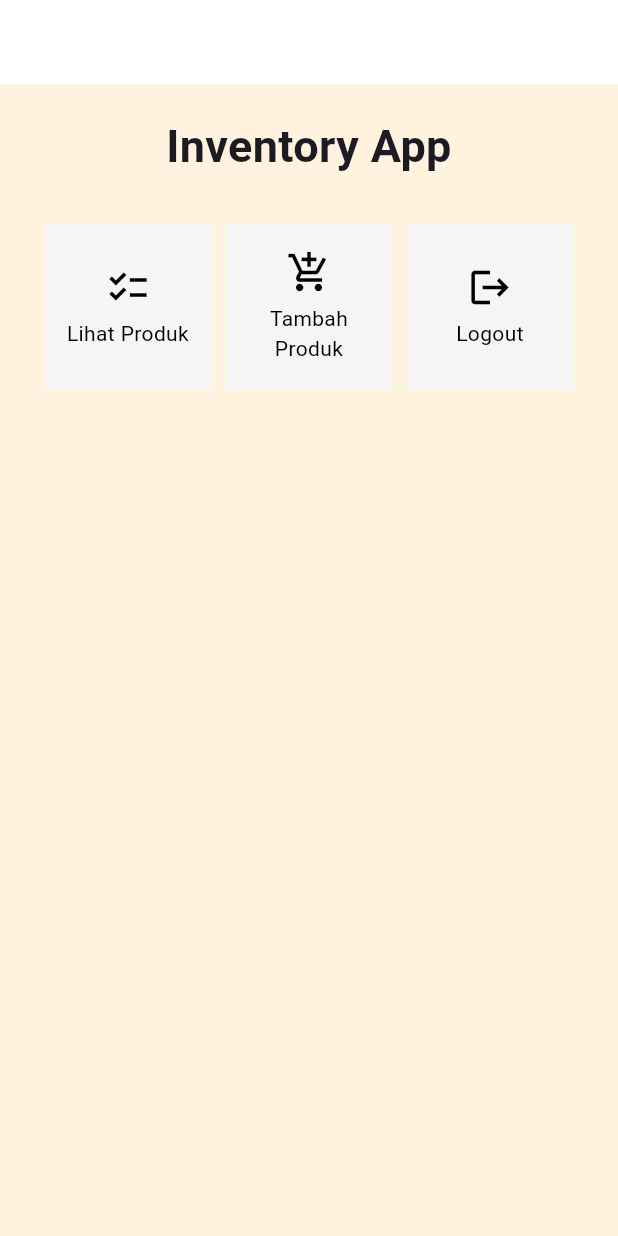
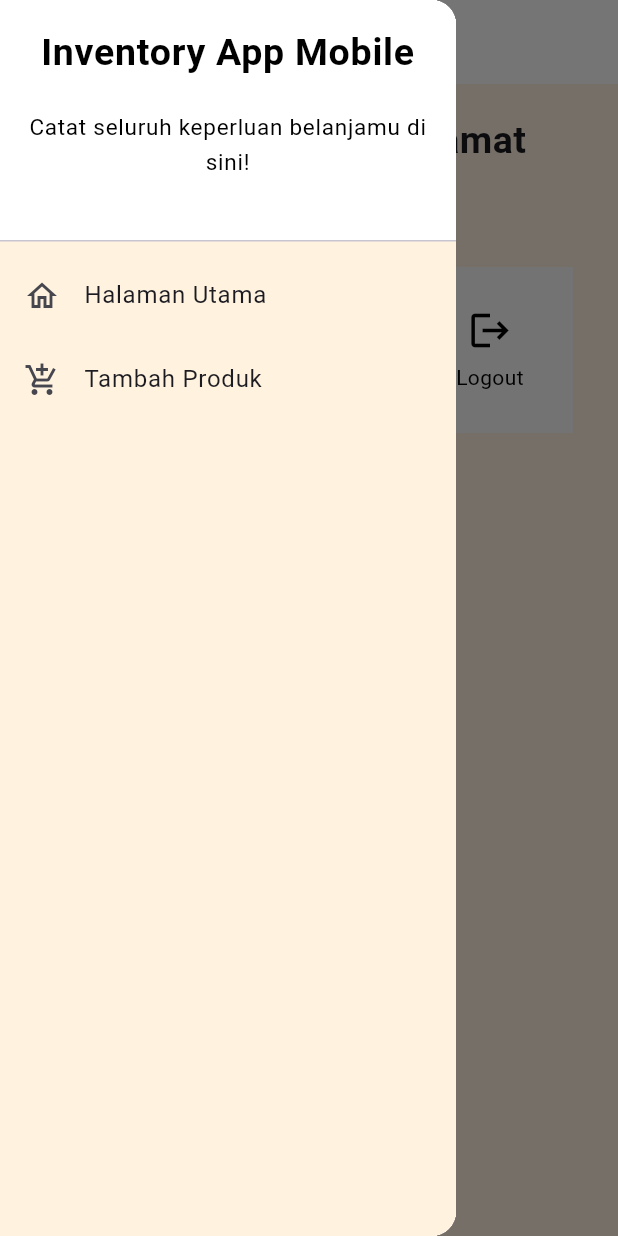
Before and after one commit to acasalaka/Inventory_App_Mobile, a Flutter app: the screen it shows after launch, with the side drawer open (before the commit the screen has no drawer), on a phone screen of 412 x 824 dp. Run offline on Flutter 3.47's test engine with Material 2 defaults, Android fonts, the phone set to English and light mode, and no system bars.

Commit message:
Mengerjakan tugas08

```diff
--- a/inventory_app_mobile/lib/main.dart
+++ b/inventory_app_mobile/lib/main.dart
@@ -1,5 +1,5 @@
 import 'package:flutter/material.dart';
-import 'package:inventory_app_mobile/menu.dart';
+import 'package:inventory_app_mobile/screens/menu.dart';
 
 void main() {
   runApp(const MyApp());
--- a/inventory_app_mobile/lib/menu.dart
+++ b/inventory_app_mobile/lib/screens/menu.dart
@@ -1,4 +1,6 @@
 import 'package:flutter/material.dart';
+import 'package:inventory_app_mobile/widgets/left_drawer.dart';
+import 'package:inventory_app_mobile/widgets/shop_card.dart';
 
 class MyHomePage extends StatelessWidget {
   MyHomePage({Key? key}) : super(key: key);
@@ -12,17 +14,15 @@ class MyHomePage extends StatelessWidget {
   @override
   Widget build(BuildContext context) {
     return Scaffold(
-    // Overall app
-    backgroundColor:Colors.orange[50], // Mengubah background color dari overall app
+      backgroundColor: Colors.orange[50],
       appBar: AppBar(
         title: const Text(
-          'Shopping List',
-          style: TextStyle(
-            color: Colors.white,
-          ),
+            'Inventory App Mobile',
+            style: const TextStyle(color: Colors.black)
         ),
-        backgroundColor:Colors.white,
+        backgroundColor: Colors.white,
       ),
+      drawer: const LeftDrawer(),
       body: SingleChildScrollView(
         // Widget wrapper yang dapat discroll
         child: Padding(
@@ -34,10 +34,10 @@ class MyHomePage extends StatelessWidget {
                 padding: EdgeInsets.only(top: 10.0, bottom: 10.0),
                 // Widget Text untuk menampilkan tulisan dengan alignment center dan style yang sesuai
                 child: Text(
-                  'Inventory App', // Text yang menandakan toko
+                  'Selamat Datang! Selamat Berbelanja!', // Text yang menandakan toko
                   textAlign: TextAlign.center,
                   style: TextStyle(
-                    fontSize: 30,
+                    fontSize: 25,
                     fontWeight: FontWeight.bold,
                   ),
                 ),
@@ -70,48 +70,3 @@ class ShopItem {
 
   ShopItem(this.name, this.icon);
 }
-
-class ShopCard extends StatelessWidget {
-  final ShopItem item;
-
-  const ShopCard(this.item, {super.key}); // Constructor
-
-  @override
-  Widget build(BuildContext context) {
-    return Material(
-      color: Colors.grey[100],
-      child: InkWell(
-        // Area responsive terhadap sentuhan
-        onTap: () {
-          // Memunculkan SnackBar ketika diklik
-          ScaffoldMessenger.of(context)
-            ..hideCurrentSnackBar()
-            ..showSnackBar(SnackBar(
-                content: Text("Kamu telah menekan tombol ${item.name}!")));
-        },
-        child: Container(
-          // Container untuk menyimpan Icon dan Text
-          padding: const EdgeInsets.all(8),
-          child: Center(
-            child: Column(
-              mainAxisAlignment: MainAxisAlignment.center,
-              children: [
-                Icon(
-                  item.icon,
-                  color: Colors.black,
-                  size: 30.0,
-                ),
-                const Padding(padding: EdgeInsets.all(3)),
-                Text(
-                  item.name,
-                  textAlign: TextAlign.center,
-                  style: const TextStyle(color: Colors.black),
-                ),
-              ],
-            ),
-          ),
-        ),
-      ),
-    );
-  }
-}
--- /dev/null
+++ b/inventory_app_mobile/lib/widgets/left_drawer.dart
@@ -0,0 +1,71 @@
+import 'package:flutter/material.dart';
+import 'package:inventory_app_mobile/screens/menu.dart';
+import 'package:inventory_app_mobile/screens/shoplist_form.dart';
+
+class LeftDrawer extends StatelessWidget {
+  const LeftDrawer({super.key});
+
+  @override
+  Widget build(BuildContext context) {
+    return Drawer(
+      child: Container(
+        color: Colors.orange[50],
+        child: ListView(
+          children: [
+            const DrawerHeader(
+              decoration: BoxDecoration(
+                color: Colors.white,
+              ),
+              child: Column(
+                children: [
+                  Text(
+                    'Inventory App Mobile',
+                    textAlign: TextAlign.center,
+                    style: TextStyle(
+                      fontSize: 25,
+                      fontWeight: FontWeight.bold,
+                      color: Colors.black,
+                    ),
+                  ),
+                  Padding(padding: EdgeInsets.all(10)),
+                  Text("Catat seluruh keperluan belanjamu di sini!",
+                    textAlign: TextAlign.center,
+                    style: TextStyle(
+                      fontSize: 15,
+                      fontWeight: FontWeight.normal,
+                      color: Colors.black,
+                    ),
+                  ),
+                ],
+              ),
+            ),
+            ListTile(
+              leading: const Icon(Icons.home_outlined),
+              title: const Text('Halaman Utama'),
+              // Bagian redirection ke MyHomePage
+              onTap: () {
+                Navigator.pushReplacement(
+                    context,
+                    MaterialPageRoute(
+                      builder: (context) => MyHomePage(),
+                    ));
+              },
+            ),
+            ListTile(
+              leading: const Icon(Icons.add_shopping_cart),
+              title: const Text('Tambah Produk'),
+              // Bagian redirection ke ShopFormPage
+              onTap: () {
+                Navigator.pushReplacement(
+                    context,
+                    MaterialPageRoute(
+                      builder: (context) => const ShopFormPage(),
+                    ));
+              },
+            ),
+          ],
+        ),
+      ),
+    );
+  }
+}
--- /dev/null
+++ b/inventory_app_mobile/lib/widgets/shop_card.dart
@@ -0,0 +1,53 @@
+import 'package:flutter/material.dart';
+import 'package:inventory_app_mobile/screens/shoplist_form.dart';
+import 'package:inventory_app_mobile/screens/menu.dart';
+
+class ShopCard extends StatelessWidget {
+  final ShopItem item;
+
+  const ShopCard(this.item, {super.key}); // Constructor
+
+  @override
+  Widget build(BuildContext context) {
+    return Material(
+      color: Colors.grey[50],
+      child: InkWell(
+        // Area responsive terhadap sentuhan
+        onTap: () {
+          // Memunculkan SnackBar ketika diklik
+          ScaffoldMessenger.of(context)
+            ..hideCurrentSnackBar()
+            ..showSnackBar(SnackBar(
+                content: Text("Kamu telah menekan tombol ${item.name}!")));
+          // Navigate ke route yang sesuai (tergantung jenis tombol)
+          if (item.name == "Tambah Produk") {
+            Navigator.push(context,
+                MaterialPageRoute(builder: (context) => const ShopFormPage()));
+          }
+        },
+        child: Container(
+          // Container untuk menyimpan Icon dan Text
+          padding: const EdgeInsets.all(8),
+          child: Center(
+            child: Column(
+              mainAxisAlignment: MainAxisAlignment.center,
+              children: [
+                Icon(
+                  item.icon,
+                  color: Colors.black,
+                  size: 30.0,
+                ),
+                const Padding(padding: EdgeInsets.all(3)),
+                Text(
+                  item.name,
+                  textAlign: TextAlign.center,
+                  style: const TextStyle(color: Colors.black),
+                ),
+              ],
+            ),
+          ),
+        ),
+      ),
+    );
+  }
+}
```
Also changed, not shown: inventory_app_mobile/lib/screens/shoplist_form.dart (added, +161 -0 lines).
